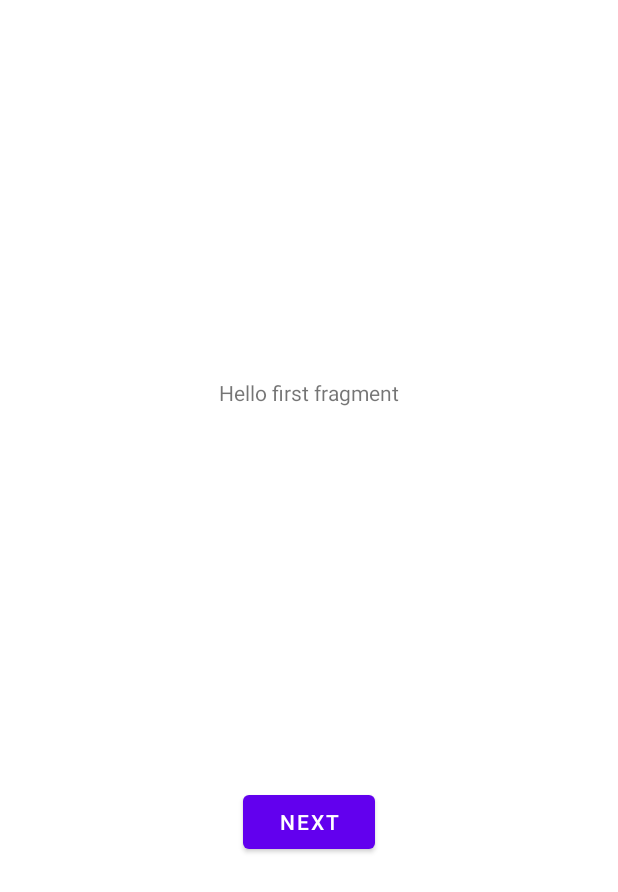
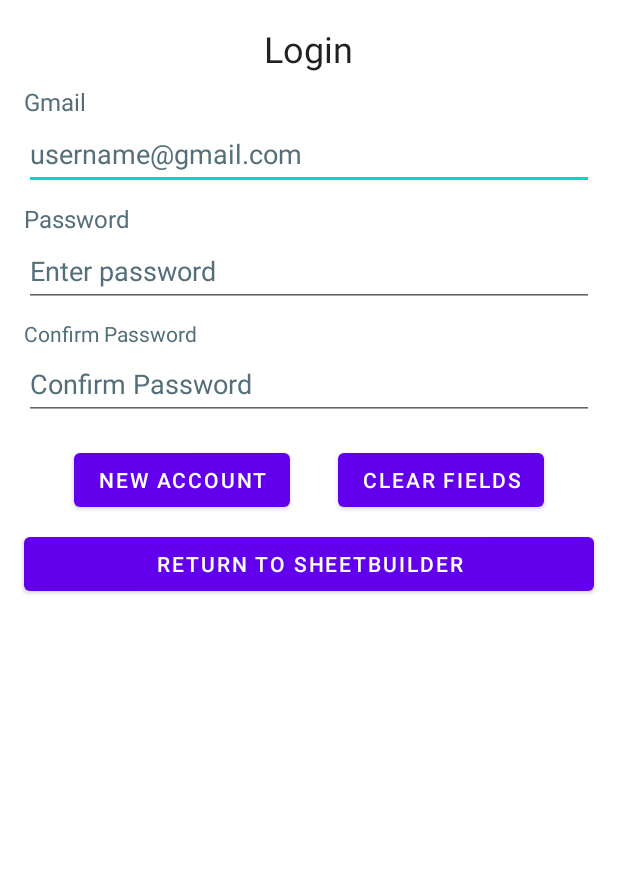
Before and after one commit to OwenTishenkelOsu/SheetBuilder, an Android app: the layout fragment_first.xml on its own in the app's theme, with its tools: preview values and no code run, on a phone screen of 412 x 824 dp. Shown: the top 892 px of the screen. Run offline under Robolectric (Android 15) with nearby library versions, the phone set to English and light mode, and no system bars.

Commit message:
setup login UI

```diff
--- a/app/src/main/res/layout/fragment_first.xml
+++ b/app/src/main/res/layout/fragment_first.xml
@@ -1,28 +1,126 @@
 <?xml version="1.0" encoding="utf-8"?>
-<androidx.constraintlayout.widget.ConstraintLayout xmlns:android="http://schemas.android.com/apk/res/android"
-    xmlns:app="http://schemas.android.com/apk/res-auto"
-    xmlns:tools="http://schemas.android.com/tools"
+<LinearLayout xmlns:android="http://schemas.android.com/apk/res/android"
+    android:layout_width="match_parent"
+    android:layout_height="wrap_content"
+    android:orientation="vertical">
+
+    <TextView
+        android:layout_width="wrap_content"
+        android:layout_height="wrap_content"
+        android:layout_gravity="center"
+        android:layout_marginTop="16dp"
+        android:layout_marginBottom="8dp"
+        android:text="@string/login"
+        android:textAppearance="@style/TextAppearance.AppCompat.Headline"
+        />
+<LinearLayout
     android:layout_width="match_parent"
     android:layout_height="match_parent"
-    tools:context=".FirstFragment">
+    android:orientation="vertical">
+    <TextView
+        android:layout_width="wrap_content"
+        android:layout_height="wrap_content"
+        android:layout_gravity="start"
+        android:layout_marginLeft="16dp"
+        android:layout_marginRight="16dp"
+        android:text="@string/username"
+        android:textColor="#546E7A"
+        android:textSize="16sp" />
+
+    <EditText
+        android:id="@+id/username"
+        android:layout_width="match_parent"
+        android:layout_height="wrap_content"
+        android:layout_marginLeft="16dp"
+        android:layout_marginRight="16dp"
+        android:layout_marginBottom="8dp"
+        android:hint="@string/gmail"
+        android:inputType="textPassword"
+        android:maxLines="1"
+        android:minHeight="48dp"
+        android:textColorHint="#546E7A"
+        android:autofillHints="username"/>
 
     <TextView
-        android:id="@+id/textview_first"
         android:layout_width="wrap_content"
         android:layout_height="wrap_content"
-        android:text="@string/hello_first_fragment"
-        app:layout_constraintBottom_toTopOf="@id/button_first"
-        app:layout_constraintEnd_toEndOf="parent"
-        app:layout_constraintStart_toStartOf="parent"
-        app:layout_constraintTop_toTopOf="parent" />
+        android:layout_gravity="start"
+        android:layout_marginLeft="16dp"
+        android:layout_marginRight="16dp"
+        android:text="@string/password"
+        android:textColor="#546E7A"
+        android:textSize="16sp" />
 
-    <Button
-        android:id="@+id/button_first"
+    <EditText
+        android:id="@+id/password"
+        android:layout_width="match_parent"
+        android:layout_height="wrap_content"
+        android:layout_marginLeft="16dp"
+        android:layout_marginRight="16dp"
+        android:layout_marginBottom="8dp"
+        android:hint="@string/enter_password"
+        android:inputType="textPassword"
+        android:maxLines="1"
+        android:minHeight="48dp"
+        android:textColorHint="#546E7A"
+        android:autofillHints="password"/>
+
+    <TextView
         android:layout_width="wrap_content"
         android:layout_height="wrap_content"
-        android:text="@string/next"
-        app:layout_constraintBottom_toBottomOf="parent"
-        app:layout_constraintEnd_toEndOf="parent"
-        app:layout_constraintStart_toStartOf="parent"
-        app:layout_constraintTop_toBottomOf="@id/textview_first" />
-</androidx.constraintlayout.widget.ConstraintLayout>
+        android:layout_gravity="start"
+        android:layout_marginLeft="16dp"
+        android:layout_marginRight="16dp"
+        android:labelFor="@+id/password_confirm"
+        android:text="@string/confirm_password"
+        android:textColor="#546E7A" />
+
+    <EditText
+        android:id="@+id/password_confirm"
+        android:layout_width="match_parent"
+        android:layout_height="wrap_content"
+        android:layout_marginLeft="16dp"
+        android:layout_marginRight="16dp"
+        android:layout_marginBottom="8dp"
+        android:hint="@string/confirm_password"
+        android:inputType="textPassword"
+        android:maxLines="1"
+        android:minHeight="48dp"
+        android:textColorHint="#546E7A"
+        android:autofillHints="password"/>
+        <LinearLayout
+            android:layout_width="wrap_content"
+            android:layout_height="wrap_content"
+            android:layout_gravity="center"
+            android:orientation="horizontal" >
+
+                <Button
+                android:id="@+id/cancel_button"
+                android:layout_width="match_parent"
+                android:layout_height="wrap_content"
+                android:layout_marginLeft="16dp"
+                android:layout_marginTop="8dp"
+                android:layout_marginRight="16dp"
+                android:text="@string/new_acc" />
+
+            <Button
+                android:id="@+id/done_button"
+                android:layout_width="match_parent"
+                android:layout_height="wrap_content"
+                android:layout_marginLeft="16dp"
+                android:layout_marginTop="8dp"
+                android:layout_marginRight="16dp"
+                android:text="@string/clear" />
+        </LinearLayout>
+
+        <Button
+        android:id="@+id/exit_button"
+            android:layout_gravity="bottom"
+        android:layout_width="match_parent"
+        android:layout_height="wrap_content"
+        android:layout_marginLeft="16dp"
+        android:layout_marginTop="8dip"
+        android:layout_marginRight="16dp"
+        android:text="@string/Return" />
+    </LinearLayout>
+</LinearLayout>
--- a/app/src/main/res/values/strings.xml
+++ b/app/src/main/res/values/strings.xml
@@ -1,12 +1,15 @@
 <resources>
     <string name="app_name">SheetBuilder</string>
-    <string name="action_settings">Settings</string>
     <!-- Strings used for fragments for navigation -->
+    <string name="new_acc">New Account</string>
+    <string name="username">Gmail</string>
+    <string name="password">Password</string>
+    <string name="enter_password">Enter password</string>
+    <string name="confirm_password">Confirm Password</string>
+    <string name="gmail">username@gmail.com</string>
+    <string name="clear">Clear Fields</string>
+    <string name="login">Login</string>
+    <string name="Return">Return To SheetBuilder</string>
     <string name="first_fragment_label">First Fragment</string>
     <string name="second_fragment_label">Second Fragment</string>
-    <string name="next">Next</string>
-    <string name="previous">Previous</string>
-
-    <string name="hello_first_fragment">Hello first fragment</string>
-    <string name="hello_second_fragment">Hello second fragment. Arg: %1$s</string>
 </resources>
```
